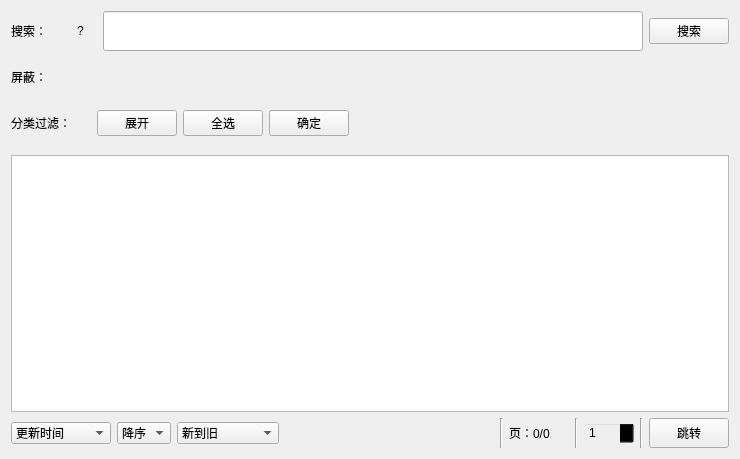
Qt form ui/ui_search.ui (tonquer/picacg-qt) before a commit.
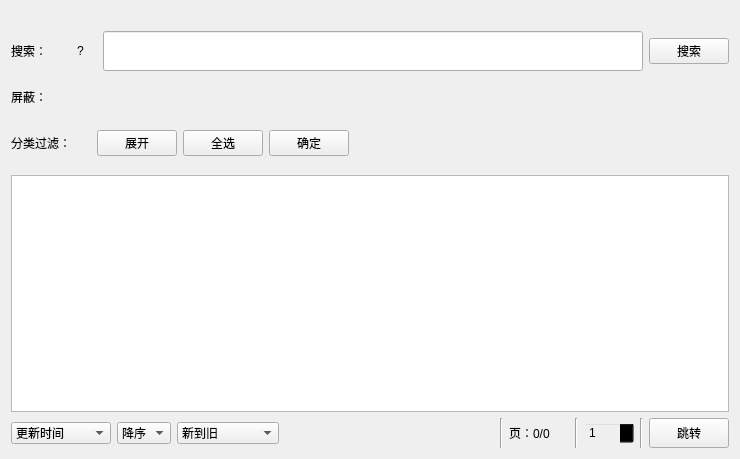
The same form after that commit. Custom widgets are drawn as their Qt base class.

What changed in the file:
```diff
--- a/ui/ui_search.ui
+++ b/ui/ui_search.ui
@@ -20,6 +20,19 @@
    <string>搜索</string>
   </property>
   <layout class="QVBoxLayout" name="verticalLayout">
+   <item>
+    <widget class="QLabel" name="searchTab">
+     <property name="enabled">
+      <bool>true</bool>
+     </property>
+     <property name="text">
+      <string/>
+     </property>
+     <property name="textInteractionFlags">
+      <set>Qt::TextBrowserInteraction</set>
+     </property>
+    </widget>
+   </item>
    <item>
     <widget class="QWidget" name="searchWidget" native="true">
      <layout class="QVBoxLayout" name="verticalLayout_3">
```
